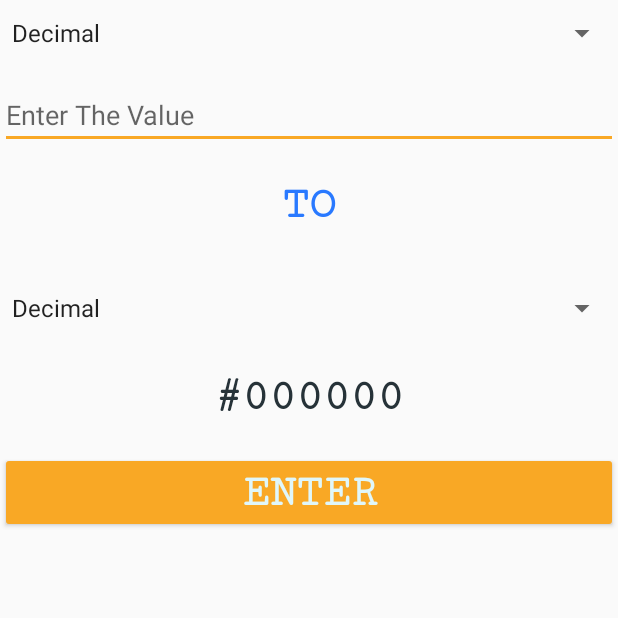
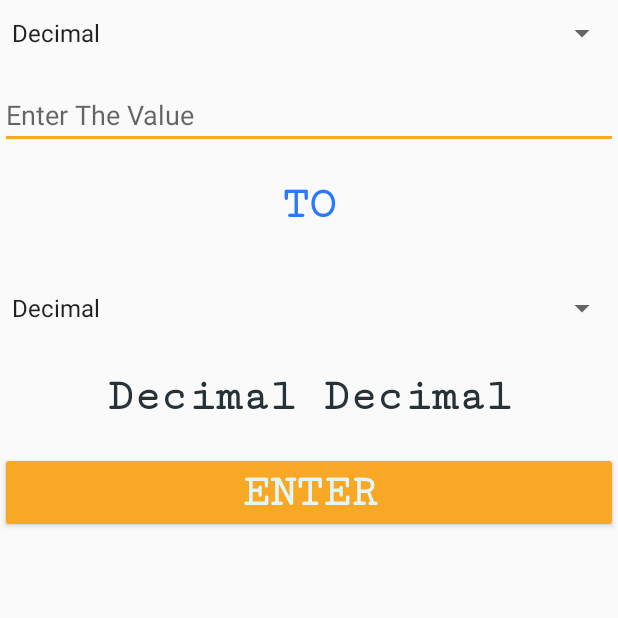
Before and after one commit to tarek3laa/logic-design, an Android app: the screen it shows after launch (Logic_Activity), after a tap on "ENTER", on a phone screen of 412 x 824 dp, the top half of it. Run offline under Robolectric (Android 15) with nearby library versions, the phone set to English and light mode, and no system bars; our stand-ins replace AdMob.

Commit message:
new edit

```diff
--- a/app/src/main/java/com/app_tarek/logicdesign/Logic_Activity.java
+++ b/app/src/main/java/com/app_tarek/logicdesign/Logic_Activity.java
@@ -39,8 +39,9 @@ public class Logic_Activity extends AppCompatActivity {
         super.onCreate(savedInstanceState);
         setContentView(R.layout.activity_logic_);
       //*****************************************************
+
         MobileAds.initialize(this,
-                "ca-app-pub-4645956600658698~8768713097");
+                "ca-app-pub-3940256099942544/6300978111");
 
         mAdView = findViewById(R.id.adView);
         AdRequest adRequest = new AdRequest.Builder().build();
@@ -55,10 +56,10 @@ public class Logic_Activity extends AppCompatActivity {
 
     button=(Button)findViewById(R.id.button);
 
-    spinner1.setOnItemClickListener(new AdapterView.OnItemClickListener() {
+   /* spinner1.setOnItemClickListener(new AdapterView.OnItemClickListener() {
         @Override
         public void onItemClick(AdapterView<?> adapterView, View view, int i, long l) {
-
+       val1= spinner1.getSelectedItem().toString();
 
         }
     });
@@ -67,13 +68,19 @@ public class Logic_Activity extends AppCompatActivity {
         @Override
         public void onItemClick(AdapterView<?> adapterView, View view, int i, long l) {
 
+            val2=spinner2.getSelectedItem().toString();
+
         }
     });
-
+*/
     button.setOnClickListener(new View.OnClickListener() {
         @Override
         public void onClick(View view) {
 
+            val1= spinner1.getSelectedItem().toString();
+            val2=spinner2.getSelectedItem().toString();
+
+            textView.setText(val1+" "+val2);
         }
     });
 
--- a/app/src/main/res/layout-hdpi/activity_logic_.xml
+++ b/app/src/main/res/layout-hdpi/activity_logic_.xml
@@ -88,12 +88,12 @@
         <com.google.android.gms.ads.AdView
             xmlns:ads="http://schemas.android.com/apk/res-auto"
             android:id="@+id/adView"
-            android:layout_width="wrap_content"
+            android:layout_width="match_parent"
             android:layout_height="wrap_content"
             android:layout_centerHorizontal="true"
             android:layout_alignParentBottom="true"
-            ads:adSize="BANNER"
-            ads:adUnitId="ca-app-pub-4645956600658698~8768713097">
+            ads:adSize="SMART_BANNER"
+            ads:adUnitId="ca-app-pub-3940256099942544/6300978111">
         </com.google.android.gms.ads.AdView>
     </LinearLayout>
 
--- a/app/src/main/res/layout-tvdpi/activity_logic_.xml
+++ b/app/src/main/res/layout-tvdpi/activity_logic_.xml
@@ -92,9 +92,11 @@
             android:layout_height="wrap_content"
             android:layout_alignParentBottom="true"
             android:layout_centerHorizontal="true"
-            ads:adSize="BANNER"
+            ads:adSize="SMART_BANNER"
             android:layout_marginTop="30dp"
-            ads:adUnitId="ca-app-pub-4645956600658698~8768713097"></com.google.android.gms.ads.AdView>
+            ads:adUnitId="ca-app-pub-3940256099942544/6300978111">
+
+        </com.google.android.gms.ads.AdView>
     </LinearLayout>
 
 
--- a/app/src/main/res/layout-xhdpi/activity_logic_.xml
+++ b/app/src/main/res/layout-xhdpi/activity_logic_.xml
@@ -93,9 +93,9 @@
             android:layout_height="wrap_content"
             android:layout_centerHorizontal="true"
             android:layout_alignParentBottom="true"
-            ads:adSize="BANNER"
+            ads:adSize="SMART_BANNER"
             android:layout_marginTop="10dp"
-            ads:adUnitId="ca-app-pub-4645956600658698~8768713097">
+            ads:adUnitId="ca-app-pub-3940256099942544/6300978111">
         </com.google.android.gms.ads.AdView>
     </LinearLayout>
 
--- a/app/src/main/res/layout-xlarge/activity_logic_.xml
+++ b/app/src/main/res/layout-xlarge/activity_logic_.xml
@@ -96,9 +96,9 @@
             android:layout_height="wrap_content"
             android:layout_centerHorizontal="true"
             android:layout_alignParentBottom="true"
-            ads:adSize="BANNER"
+            ads:adSize="SMART_BANNER"
             android:layout_marginTop="10dp"
-            ads:adUnitId="ca-app-pub-4645956600658698~8768713097">
+            ads:adUnitId="ca-app-pub-3940256099942544/6300978111">
         </com.google.android.gms.ads.AdView>
     </LinearLayout>
 
--- a/app/src/main/res/layout-xxhdpi/activity_logic_.xml
+++ b/app/src/main/res/layout-xxhdpi/activity_logic_.xml
@@ -93,9 +93,9 @@
             android:layout_height="wrap_content"
             android:layout_centerHorizontal="true"
             android:layout_alignParentBottom="true"
-            ads:adSize="BANNER"
+            ads:adSize="SMART_BANNER"
             android:layout_marginTop="10dp"
-            ads:adUnitId="ca-app-pub-4645956600658698~8768713097">
+            ads:adUnitId="ca-app-pub-3940256099942544/6300978111">
         </com.google.android.gms.ads.AdView>
     </LinearLayout>
 
--- a/app/src/main/res/layout/activity_logic_.xml
+++ b/app/src/main/res/layout/activity_logic_.xml
@@ -82,12 +82,12 @@
         <com.google.android.gms.ads.AdView
             xmlns:ads="http://schemas.android.com/apk/res-auto"
             android:id="@+id/adView"
-            android:layout_width="wrap_content"
+            android:layout_width="match_parent"
             android:layout_height="wrap_content"
             android:layout_centerHorizontal="true"
             android:layout_alignParentBottom="true"
-            ads:adSize="BANNER"
-            ads:adUnitId="ca-app-pub-4645956600658698~8768713097">
+            ads:adSize="SMART_BANNER"
+            ads:adUnitId="ca-app-pub-3940256099942544/6300978111">
         </com.google.android.gms.ads.AdView>
 
     </LinearLayout>
```
